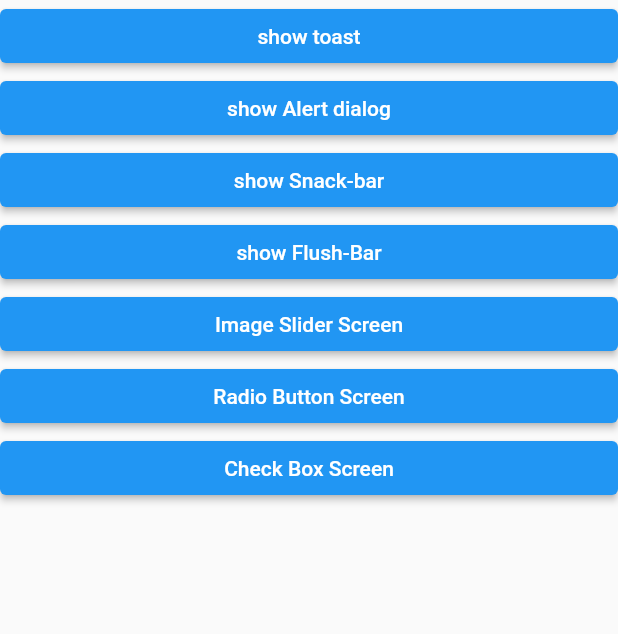
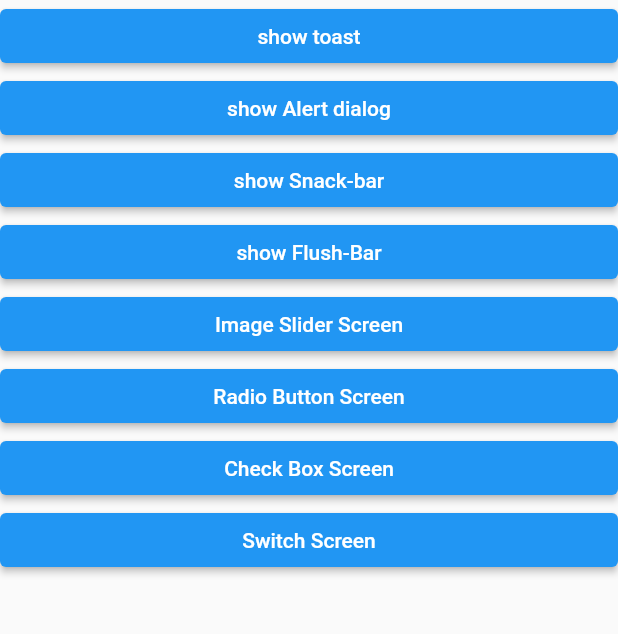
Before and after one commit to MohamedTwfiek-7/Flutter-cool-widgets-app, a Flutter app: the screen it shows after launch, on a phone screen of 412 x 824 dp, the part 84-718 px from its top. Run offline on Flutter 3.47's test engine with Material 2 defaults, Android fonts, the phone set to English and light mode, and no system bars; our stand-ins replace another_flushbar, carousel_slider, flutter_styled_toast.

Commit message:
Switch example added

```diff
--- a/lib/main.dart
+++ b/lib/main.dart
@@ -2,12 +2,15 @@ import 'package:another_flushbar/flushbar.dart';
 import 'package:flutter/material.dart';
 import 'package:flutter_cool_widgets/CheckBoxScreen.dart';
 import 'package:flutter_cool_widgets/image_slider_screen.dart';
+import 'package:flutter_cool_widgets/switch_screen.dart';
 import 'package:flutter_styled_toast/flutter_styled_toast.dart';
 import 'package:flutter_cool_widgets/radio_button_screen.dart';
 
 void main() {
   runApp(const MyApp());
 }
+
+ThemeMode tm = ThemeMode.light;
 
 class MyApp extends StatelessWidget {
   const MyApp({super.key});
@@ -23,6 +26,7 @@ class MyApp extends StatelessWidget {
         '/Image-Slider-Screen': (ctx) => const ImageSliderScreen(),
         '/Radio-Button-Screen': (ctx) => const RadioButtonScreen(),
         '/Check-Box-Screen': (ctx) => const CheckBoxScreen(),
+        '/Switch-Screen': (ctx) => const SwitchScreen(),
       },
     );
   }
@@ -81,6 +85,7 @@ class _MyHomePageState extends State<MyHomePage> {
                         mainAxisAlignment: MainAxisAlignment.center,
                         crossAxisAlignment: CrossAxisAlignment.center,
                         children: <Widget>[
+
                           ElevatedButton(
                             onPressed: () {
                               showToast(
@@ -97,15 +102,15 @@ class _MyHomePageState extends State<MyHomePage> {
                             },
                             child: const SizedBox(
                               width: double.infinity,
-                            child:
-                                Text('show toast', textAlign: TextAlign.center),
+                              child: Text('show toast',
+                                  textAlign: TextAlign.center),
                             ),
                           ), //toast
                           ElevatedButton(
                             onPressed: () {
                               final alert = AlertDialog(
                                 content: Container(
-                                height: 80,
+                                  height: 100,
                                   child: Column(
                                     children: [
                                       const Divider(color: Colors.black),
@@ -131,7 +136,8 @@ class _MyHomePageState extends State<MyHomePage> {
                                   return alert;
                                 },
                                 barrierDismissible: false,
-                              barrierColor: Colors.blueAccent.withOpacity(0.5),
+                                barrierColor:
+                                Colors.blueAccent.withOpacity(0.5),
                               );
                             },
                             child: const SizedBox(
@@ -238,6 +244,17 @@ class _MyHomePageState extends State<MyHomePage> {
                                   textAlign: TextAlign.center),
                             ),
                           ), //check box
+                          ElevatedButton(
+                            onPressed: () {
+                              Navigator.of(context)
+                                  .pushNamed('/Switch-Screen');
+                            },
+                            child: const SizedBox(
+                              width: double.infinity,
+                              child: Text('Switch Screen',
+                                  textAlign: TextAlign.center),
+                            ),
+                          ), //Switch
                         ],
                       ),
                     ),
```
Also changed, not shown: lib/switch_screen.dart (added, +56 -0 lines). Lines whose indentation alone changed are shown as unchanged.
